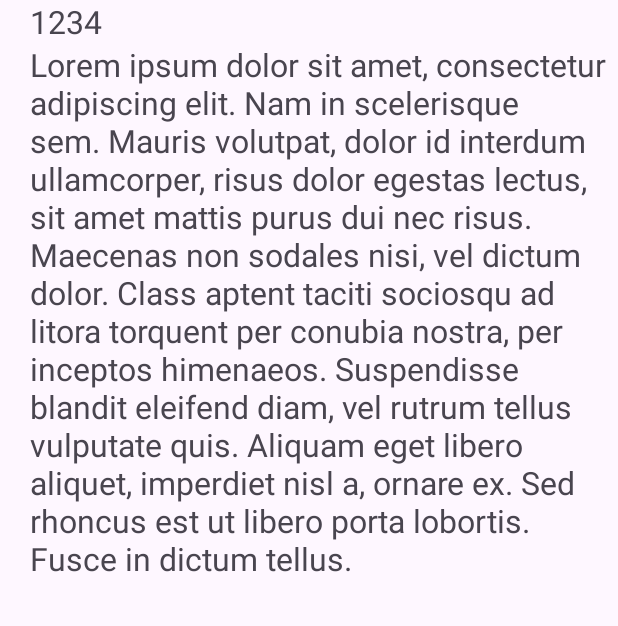
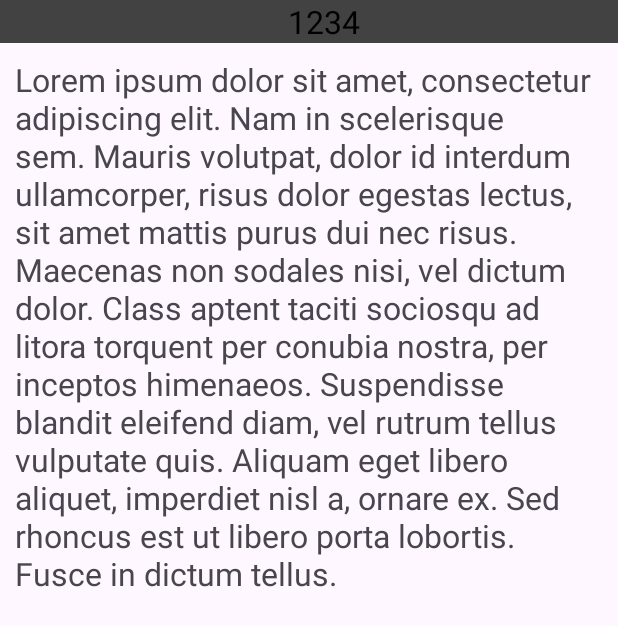
Before and after one commit to Exxuslee/InterestingNumbers, an Android app: the layout fragment_second.xml on its own in the app's theme, with its tools: preview values and no code run, on a phone screen of 412 x 824 dp. Shown: the top 626 px of the screen. Run offline under Robolectric (Android 15) with nearby library versions, the phone set to English and light mode, and no system bars; network calls fail.

Commit message:
fix layout vision

```diff
--- a/app/src/main/java/com/exxuslee/interestingnumbers/ui/MainActivity.kt
+++ b/app/src/main/java/com/exxuslee/interestingnumbers/ui/MainActivity.kt
@@ -10,7 +10,6 @@ import androidx.navigation.ui.navigateUp
 import androidx.navigation.ui.setupActionBarWithNavController
 import com.exxuslee.interestingnumbers.R
 import com.exxuslee.interestingnumbers.databinding.ActivityMainBinding
-import org.koin.androidx.viewmodel.ext.android.viewModel
 
 class MainActivity : AppCompatActivity() {
 
--- a/app/src/main/res/layout/fragment_second.xml
+++ b/app/src/main/res/layout/fragment_second.xml
@@ -10,7 +10,7 @@
         android:id="@+id/textview_second"
         android:layout_width="0dp"
         android:layout_height="0dp"
-        android:paddingLeft="20dp"
+        android:padding="10dp"
         android:text="@string/lorem_ipsum"
         android:textSize="21sp"
         app:layout_constraintBottom_toBottomOf="parent"
@@ -25,6 +25,9 @@
         android:paddingLeft="20dp"
         android:textSize="21sp"
         android:text="@string/number"
+        android:gravity="center"
+        android:background="@color/cardview_dark_background"
+        android:textColor="@color/black"
         app:layout_constraintEnd_toEndOf="parent"
         app:layout_constraintStart_toStartOf="parent"
         app:layout_constraintTop_toTopOf="parent" />
--- a/data/src/main/java/com/exxuslee/data/local/dao/NumberDAO.kt
+++ b/data/src/main/java/com/exxuslee/data/local/dao/NumberDAO.kt
@@ -16,7 +16,7 @@ interface NumberDAO {
     suspend fun insertNumber(numberEntity: NumberEntity)
 
     @Query("SELECT * FROM table_number WHERE number = :number")
-    fun number(number: Int): NumberEntity?
+    fun getNumber(number: Int): NumberEntity?
 
 
 }
--- a/data/src/main/java/com/exxuslee/data/repositories/NumberRepositoryImpl.kt
+++ b/data/src/main/java/com/exxuslee/data/repositories/NumberRepositoryImpl.kt
@@ -26,7 +26,7 @@ class NumberRepositoryImpl(
     }
 
     override suspend fun getNumber(number: Int): Result<Pair<Int, String>> {
-        val localData = NumberDao.number(number)
+        val localData = NumberDao.getNumber(number)
         return if (localData != null) Result.Success(Pair(number, mapper.localToDomain(localData)))
         else remoteResult(apiService.getNumber(number = number))
     }
```
